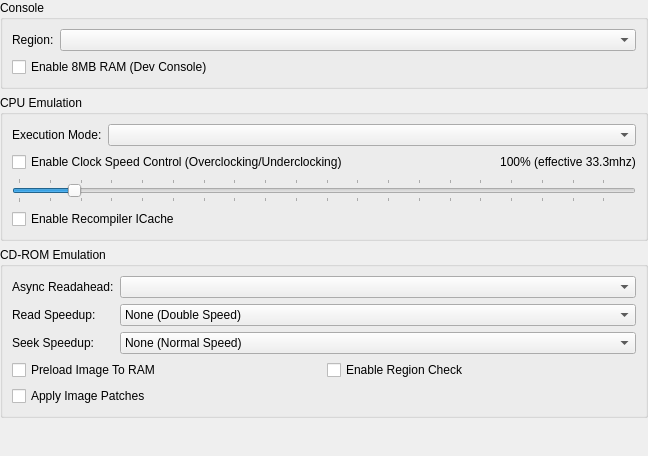
First picture: the form in src/duckstation-qt/consolesettingswidget.ui, repository SumavisionQ5/duckstation-switch, before the edit.
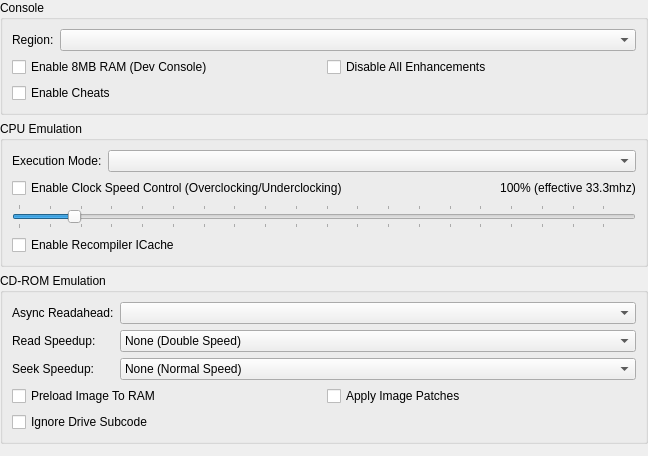
Second picture: the form after the edit.

Diff of the .ui file:
```diff
--- a/src/duckstation-qt/consolesettingswidget.ui
+++ b/src/duckstation-qt/consolesettingswidget.ui
@@ -40,12 +40,30 @@
        <widget class="QComboBox" name="region"/>
       </item>
       <item row="1" column="0" colspan="2">
+       <layout class="QGridLayout" name="gridLayout_2">
+        <item row="0" column="1">
+         <widget class="QCheckBox" name="disableAllEnhancements">
+          <property name="text">
+           <string>Disable All Enhancements</string>
+          </property>
+         </widget>
+        </item>
+        <item row="0" column="0">
        <widget class="QCheckBox" name="enable8MBRAM">
         <property name="text">
          <string>Enable 8MB RAM (Dev Console)</string>
         </property>
        </widget>
       </item>
+        <item row="1" column="0">
+         <widget class="QCheckBox" name="enableCheats">
+          <property name="text">
+           <string>Enable Cheats</string>
+          </property>
+         </widget>
+        </item>
+       </layout>
+      </item>
      </layout>
     </widget>
    </item>
@@ -276,13 +294,6 @@
       </item>
       <item row="3" column="0" colspan="2">
        <layout class="QGridLayout" name="gridLayout">
-        <item row="0" column="1">
-         <widget class="QCheckBox" name="cdromRegionCheck">
-          <property name="text">
-           <string>Enable Region Check</string>
-          </property>
-         </widget>
-        </item>
         <item row="0" column="0">
          <widget class="QCheckBox" name="cdromLoadImageToRAM">
           <property name="text">
@@ -290,13 +301,20 @@
           </property>
          </widget>
         </item>
-        <item row="1" column="0">
+        <item row="0" column="1">
          <widget class="QCheckBox" name="cdromLoadImagePatches">
           <property name="text">
            <string>Apply Image Patches</string>
           </property>
          </widget>
         </item>
+        <item row="1" column="0">
+         <widget class="QCheckBox" name="cdromIgnoreDriveSubcode">
+          <property name="text">
+           <string>Ignore Drive Subcode</string>
+          </property>
+         </widget>
+        </item>
        </layout>
       </item>
       <item row="0" column="0">
```
Lines whose indentation alone changed are shown as unchanged.
